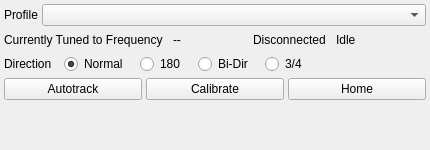
Old version of the form ui/SteppirWidget.ui in the repository aa5sh/QLog.
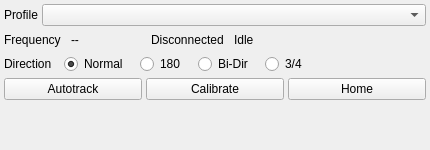
New version of the form.

Commit message:
Refactor Steppir UI visibility and texts
Update Steppir-related UI and behavior: rename connection type label from TCP to Network; switch from enabling/disabling controls to toggling visibility for host/port vs serial/baud when switching connection type; replace steppirSerialPortEdit QLineEdit with a SerialPortEditLine widget; shorten the frequency label and fully qualify Qt orientation enums for compatibility/clarity. Affects ui/SettingsDialog.cpp, ui/SettingsDialog.ui, and ui/SteppirWidget.ui.

Diff of the .ui file:
```diff
--- a/ui/SteppirWidget.ui
+++ b/ui/SteppirWidget.ui
@@ -54,7 +54,7 @@
      <item>
       <widget class="QLabel" name="frequencyTitleLabel">
        <property name="text">
-        <string>Currently Tuned to Frequency</string>
+        <string>Frequency</string>
        </property>
       </widget>
      </item>
```
Left out of the diff: 6 changed lines with no effect on the pictures. The commit also changes 2 other files.
